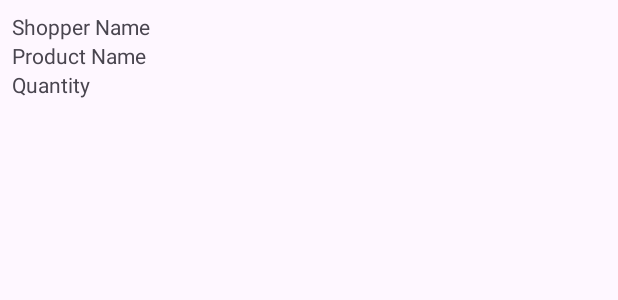
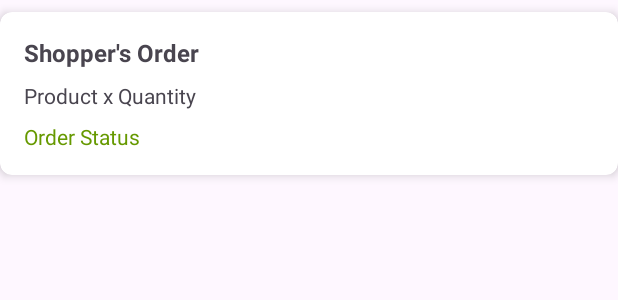
Before and after one commit to Aarya2004/B07_Project, an Android app: the layout item_shopper.xml on its own in the app's theme, with its tools: preview values and no code run, on a phone screen of 412 x 824 dp. Shown: the top 300 px of the screen. Run offline under Robolectric (Android 15) with nearby library versions, the phone set to English and light mode, and no system bars.

Commit message:
user story 10 done, shoppers can view their orders. item_shopper.xml, shopper_order.xml, ShopperOrders and ShopperMain, ShopperOrdersViewHolder, and ShopperOrdersViewAdapter updated.

```diff
--- a/app/src/main/java/com/example/b07project/ShopperMain.java
+++ b/app/src/main/java/com/example/b07project/ShopperMain.java
@@ -10,7 +10,7 @@ public class ShopperMain {
         }
     }
 
-    public Shopper shopperLoggedIn(){
+    public static Shopper shopperLoggedIn(){
         return shopper;
     }
 
--- a/app/src/main/res/layout/item_shopper.xml
+++ b/app/src/main/res/layout/item_shopper.xml
@@ -1,34 +1,44 @@
 <?xml version="1.0" encoding="utf-8"?>
-<androidx.constraintlayout.widget.ConstraintLayout xmlns:android="http://schemas.android.com/apk/res/android"
+<androidx.cardview.widget.CardView xmlns:android="http://schemas.android.com/apk/res/android"
+    xmlns:app="http://schemas.android.com/apk/res-auto"
     android:layout_width="match_parent"
     android:layout_height="wrap_content"
-    xmlns:app="http://schemas.android.com/apk/res-auto"
+    android:layout_marginTop="8dp"
+    app:cardElevation="4dp"
+    app:cardCornerRadius="8dp"
     android:padding="8dp">
 
+    <LinearLayout
+        android:layout_width="match_parent"
+        android:layout_height="wrap_content"
+        android:orientation="vertical"
+        android:padding="16dp">
+
         <TextView
-        android:id="@+id/orderID"
+            android:id="@+id/shopperOrderName"
             android:layout_width="wrap_content"
             android:layout_height="wrap_content"
-        android:text="Shopper Name"
-        app:layout_constraintStart_toStartOf="parent"
-        app:layout_constraintTop_toTopOf="parent" />
+            android:text="Shopper's Order"
+            android:textStyle="bold"
+            android:textSize="16sp"/>
 
         <TextView
-        android:id="@+id/shopperProductName"
+            android:id="@+id/shopperOrderProductName"
             android:layout_width="wrap_content"
             android:layout_height="wrap_content"
-        android:text="Product Name"
-        app:layout_constraintStart_toStartOf="parent"
-        app:layout_constraintTop_toBottomOf="@+id/orderID" />
+            android:text="Product x Quantity"
+            android:layout_marginTop="8dp"
+            android:textSize="14sp"/>
 
         <TextView
-        android:id="@+id/shopperQuantity"
+            android:id="@+id/shopperOrderFulfilledStatus"
             android:layout_width="wrap_content"
             android:layout_height="wrap_content"
-        android:text="Quantity"
-        app:layout_constraintStart_toStartOf="parent"
-        app:layout_constraintTop_toBottomOf="@+id/shopperProductName" />
+            android:text="Order Status"
+            android:layout_marginTop="8dp"
+            android:textSize="14sp"
+            android:textColor="@android:color/holo_green_dark"/>
 
+    </LinearLayout>
 
-
-</androidx.constraintlayout.widget.ConstraintLayout>
+</androidx.cardview.widget.CardView>
```
Also changed, not shown: app/src/main/java/com/example/b07project/ShopperOrders.java (+28 -23 lines), app/src/main/java/com/example/b07project/ShopperOrdersViewAdapter.java (+15 -7 lines), app/src/main/java/com/example/b07project/ShopperOrdersViewHolder.java (+7 -10 lines), app/src/main/res/layout/shopper_orders.xml (+7 -5 lines). Lines whose indentation alone changed are shown as unchanged.
